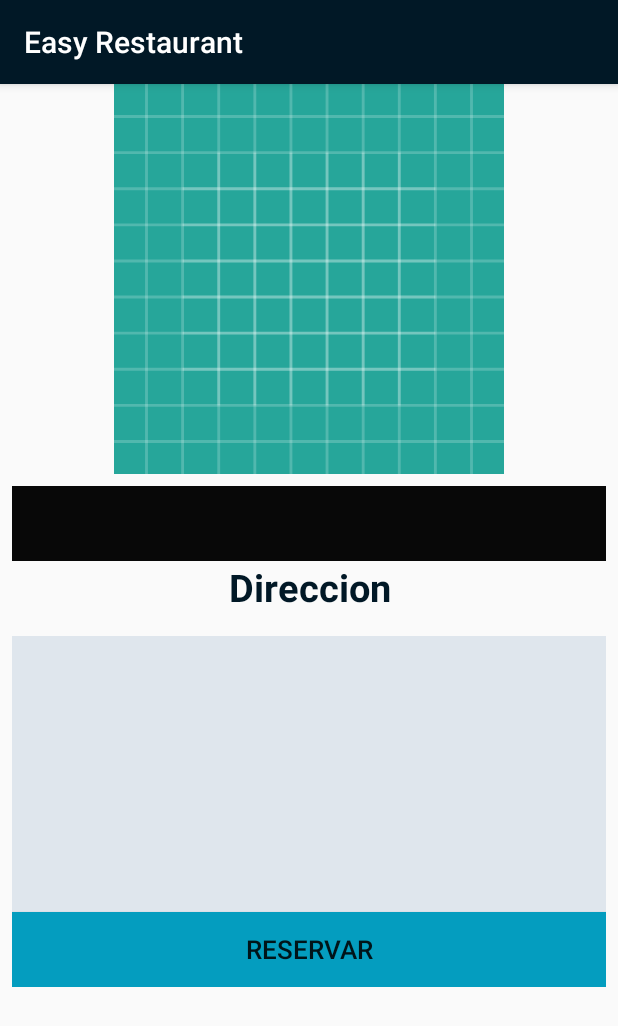
After one commit to DanteVDrako/DispositivosMoviles, an Android app: the restaurants_info screen opened directly, with no data from a screen before it, on a phone screen of 412 x 824 dp. The commit adds this screen. Shown: the top 1026 px of the screen. Run offline under Robolectric (Android 15) with nearby library versions, the phone set to English and light mode, and no system bars; 4 statements that could not run were skipped.

Commit message:
Actividad de descripci[on de cada restaurante con el direccionamiento hasta la actividad de reservar.

```diff
--- a/Proyecto/app/src/main/AndroidManifest.xml
+++ b/Proyecto/app/src/main/AndroidManifest.xml
@@ -11,7 +11,7 @@
 
     <uses-feature
         android:glEsVersion="0x00020000"
-        android:required="true"/>
+        android:required="true" />
 
     <!--
          The ACCESS_COARSE/FINE_LOCATION permissions are not required to use
@@ -19,8 +19,6 @@
          location permissions for the 'MyLocation' functionality.
          android:name="com.google.android.geo.API_KEY"
     -->
-
-
     <application
         android:allowBackup="true"
         android:icon="@mipmap/ic_launcher"
@@ -31,14 +29,13 @@
         <meta-data
             android:name="com.google.android.gms.version"
             android:value="@integer/google_play_services_version" />
-
         <meta-data
             android:name="com.google.android.geo.API_KEY"
             android:value="@string/google_maps_key" />
 
         <activity
             android:name=".MapsActivity"
-            android:label="@string/title_activity_maps"></activity>
+            android:label="@string/title_activity_maps" />
         <activity android:name=".MainActivity">
             <intent-filter>
                 <action android:name="android.intent.action.MAIN" />
@@ -67,8 +64,7 @@
              You can define the keys for the debug and release targets in src/debug/ and src/release/.
         -->
 
-
-
+        <activity android:name=".restaurants_info"></activity>
     </application>
 
 </manifest>
--- a/Proyecto/app/src/main/java/com/poli/proyecto/Adapters/Adapter.java
+++ b/Proyecto/app/src/main/java/com/poli/proyecto/Adapters/Adapter.java
@@ -1,6 +1,7 @@
 package com.poli.proyecto.Adapters;
 
 import android.app.Activity;
+import android.content.Context;
 import android.content.Intent;
 import android.graphics.Bitmap;
 import android.graphics.BitmapFactory;
@@ -15,7 +16,9 @@ import android.widget.TextView;
 import com.poli.proyecto.Class.Restaurants;
 import com.poli.proyecto.MyReserved_4_Activity;
 import com.poli.proyecto.R;
+import com.poli.proyecto.Reserves3Activity;
 import com.poli.proyecto.Reserves_3_Activity;
+import com.poli.proyecto.restaurants_info;
 
 import java.io.IOException;
 import java.io.InputStream;
@@ -38,6 +41,9 @@ public class Adapter extends RecyclerView.Adapter<Adapter.MyViewHolder>{
         public TextView add;
         public Button reservar;
         public ConstraintLayout a3;
+        public Context context;
+        public String urlImage = "";
+        public String desc = "";
 
         public MyViewHolder(View v) {
             super(v);
@@ -46,16 +52,26 @@ public class Adapter extends RecyclerView.Adapter<Adapter.MyViewHolder>{
             nameRes = (TextView) v.findViewById(R.id.nombre_restaurante);
             add = (TextView) v.findViewById(R.id.direccion_restaurante);
             reservar = (Button)v.findViewById(R.id.reservar);
+            a3 = (ConstraintLayout) v.findViewById(R.id.cards);
+            context = v.getContext();
+
+        }
+        public void setOnClickListeners(){
             reservar.setOnClickListener(this);
-            a3 = (ConstraintLayout) v.findViewById(R.id.cards);
             a3.setOnClickListener(this);
-
         }
         public void onClick(View v){
             if(v.getId() == reservar.getId()){
-
+                Intent reservar = new Intent(context, Reserves3Activity.class);
+                reservar.putExtra("Nombre", nameRes.getText());
+                context.startActivity(reservar);
             }if(v.getId() == a3.getId()){
-
+                Intent info = new Intent(context, restaurants_info.class);
+                info.putExtra("Nombre", nameRes.getText());
+                info.putExtra("Direccion", add.getText());
+                info.putExtra("Imagen", urlImage);
+                info.putExtra("Descripcion", desc);
+                context.startActivity(info);
             }
         }
     }
@@ -76,6 +92,9 @@ public class Adapter extends RecyclerView.Adapter<Adapter.MyViewHolder>{
         final Restaurants r = res.get(position);
         holder.nameRes.setText(r.getName());
         holder.add.setText(r.getAddress());
+        holder.setOnClickListeners();
+        holder.urlImage = r.getImagen();
+        holder.desc = r.getDescription();
 
         Thread t2 = new Thread(new Runnable() {
             @Override
--- a/Proyecto/app/src/main/java/com/poli/proyecto/Class/Restaurants.java
+++ b/Proyecto/app/src/main/java/com/poli/proyecto/Class/Restaurants.java
@@ -12,15 +12,17 @@ public class Restaurants {
     private String name;
     private String address;
     private String imagen;
+    private String description;
 
     public Restaurants(){
 
     }
 
-    public Restaurants(String name, String address, String a) {
+    public Restaurants(String name, String address, String a, String description) {
         this.imagen = a;
         this.name = name;
         this.address = address;
+        this.description = description;
     }
 
     public String getImagen() {
@@ -46,4 +48,12 @@ public class Restaurants {
     public void setAddress(String address) {
         this.address = address;
     }
+
+    public String getDescription() {
+        return description;
+    }
+
+    public void setDescription(String description) {
+        this.description = description;
+    }
 }
--- /dev/null
+++ b/Proyecto/app/src/main/java/com/poli/proyecto/restaurants_info.java
@@ -0,0 +1,50 @@
+package com.poli.proyecto;
+
+import android.content.Intent;
+import android.support.v7.app.AppCompatActivity;
+import android.os.Bundle;
+import android.view.View;
+import android.widget.Button;
+import android.widget.ImageView;
+import android.widget.TextView;
+
+public class restaurants_info extends AppCompatActivity implements View.OnClickListener{
+
+    private ImageView imagen_res_des;
+    private TextView name_res_des;
+    private TextView description_res;
+    private TextView desc_res_des;
+    private Button reservar_res_des;
+
+    @Override
+    protected void onCreate(Bundle savedInstanceState) {
+        super.onCreate(savedInstanceState);
+        setContentView(R.layout.activity_restaurants_info);
+
+        imagen_res_des = (ImageView)findViewById(R.id.image_res_des);
+        name_res_des = (TextView)findViewById(R.id.name_res);
+        description_res = (TextView)findViewById(R.id.description_res);
+        desc_res_des = (TextView)findViewById(R.id.description_res);
+        reservar_res_des = (Button)findViewById(R.id.reservas_res_des);
+        reservar_res_des.setOnClickListener(this);
+
+        Bundle extras = getIntent().getExtras();
+        String name = extras.getString("Nombre");
+        String address = extras.getString("Direccion");
+        String image = extras.getString("Imagen");
+        String description = extras.getString("Descripcion");
+
+        name_res_des.setText(name);
+        description_res.setText(address);
+        desc_res_des.setText(description);
+
+    }
+
+    @Override
+    public void onClick(View v) {
+        if(v.getId() == reservar_res_des.getId()){
+            Intent reserva = new Intent(restaurants_info.this, Reserves3Activity.class);
+            startActivity(reserva);
+        }
+    }
+}
--- /dev/null
+++ b/Proyecto/app/src/main/res/layout/activity_restaurants_info.xml
@@ -0,0 +1,75 @@
+<?xml version="1.0" encoding="utf-8"?>
+<android.support.constraint.ConstraintLayout xmlns:android="http://schemas.android.com/apk/res/android"
+    xmlns:app="http://schemas.android.com/apk/res-auto"
+    xmlns:tools="http://schemas.android.com/tools"
+    android:layout_width="match_parent"
+    android:layout_height="match_parent"
+    tools:context=".restaurants_info">
+
+    <ImageView
+        android:id="@+id/image_res_des"
+        android:layout_width="match_parent"
+        android:layout_height="260dp"
+        app:layout_constraintEnd_toEndOf="parent"
+        app:layout_constraintHorizontal_bias="0.484"
+        app:layout_constraintStart_toStartOf="parent"
+        app:layout_constraintTop_toTopOf="parent"
+        app:srcCompat="@drawable/ic_launcher_background" />
+
+    <LinearLayout
+        android:layout_width="match_parent"
+        android:layout_height="334dp"
+        android:layout_marginBottom="8dp"
+        android:layout_marginEnd="8dp"
+        android:layout_marginLeft="8dp"
+        android:layout_marginRight="8dp"
+        android:layout_marginStart="8dp"
+        android:layout_marginTop="8dp"
+        android:orientation="vertical"
+        app:layout_constraintBottom_toBottomOf="parent"
+        app:layout_constraintEnd_toEndOf="parent"
+        app:layout_constraintHorizontal_bias="0.0"
+        app:layout_constraintStart_toStartOf="parent"
+        app:layout_constraintTop_toBottomOf="@+id/image_res_des"
+        app:layout_constraintVertical_bias="0.0">
+
+        <TextView
+            android:id="@+id/name_res"
+            android:layout_width="match_parent"
+            android:layout_height="50dp"
+            android:background="@color/colorPrimaryDark"
+            android:text="Nombre Restaurante A B"
+            android:textAlignment="center"
+            android:textColor="@color/TextTitleCard"
+            android:textSize="25dp"
+            android:textStyle="bold" />
+        <TextView
+            android:id="@+id/address_res"
+            android:layout_width="match_parent"
+            android:layout_height="50dp"
+            android:text="Direccion"
+            android:textColor="@color/colorPrimary"
+            android:textAlignment="center"
+            android:textStyle="bold"
+            android:textSize="25dp"/>
+
+        <TextView
+            android:id="@+id/description_res"
+            android:layout_width="match_parent"
+            android:layout_height="184dp"
+            android:text="Descripcion jashjsdhs hsdjhjshjfh ahsjdhjfhjda asjdfhsjfhsjdh sdhjhsdjhajhda"
+            android:textColor="@color/colorPrimary"
+            android:background="@color/Description"/>
+        <Button
+            android:id="@+id/reservas_res_des"
+            android:layout_width="match_parent"
+            android:layout_height="50dp"
+            android:background="@color/Botton"
+            android:text="Reservar"
+            android:textAlignment="center"
+            android:textSize="17dp" />
+
+
+
+    </LinearLayout>
+</android.support.constraint.ConstraintLayout>
--- a/Proyecto/app/src/main/res/values/colors.xml
+++ b/Proyecto/app/src/main/res/values/colors.xml
@@ -10,4 +10,5 @@
     <color name="TextTitleCard">#ab0d0d</color>
     <color name="HeaderMenu">#053cef</color>
     <color name="BodyMenu">#c9c7c2</color>
+    <color name="Description">#dfe6ed</color>
 </resources>
```
Also changed, not shown: Proyecto/app/build.gradle (line endings or trailing spaces).
